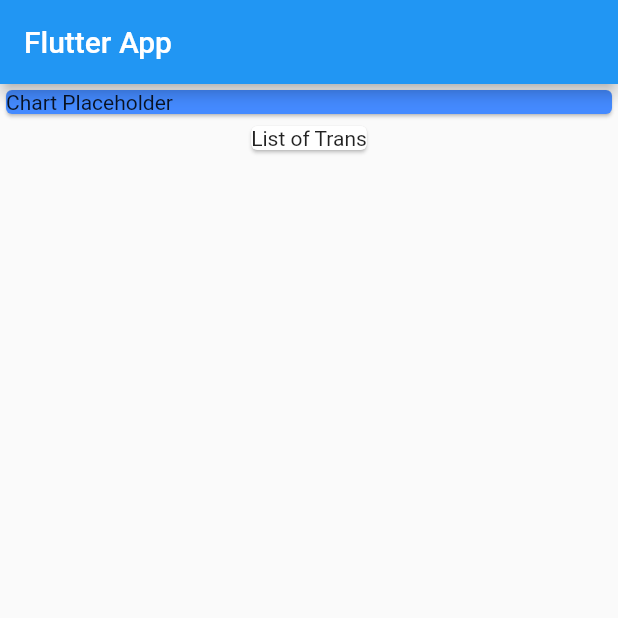
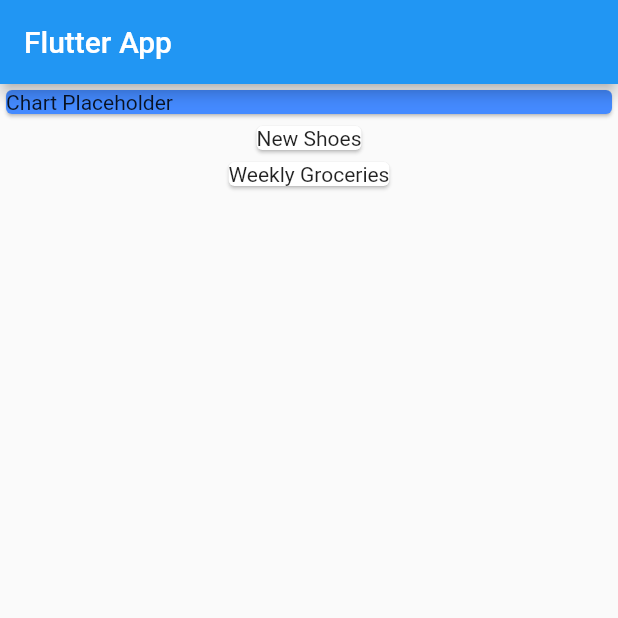
Before and after one commit to PatrickChow0803/Expenses-Tracker, a Flutter app: the screen it shows after launch, on a phone screen of 412 x 824 dp, the top half of it. Run offline on Flutter 3.47's test engine with Material 2 defaults, Android fonts, the phone set to English and light mode, and no system bars.

Commit message:
Mapped the list of transactions into a list of Card widgets

```diff
--- a/flutter_app/lib/screens/home_screen.dart
+++ b/flutter_app/lib/screens/home_screen.dart
@@ -32,9 +32,15 @@ class HomeScreen extends StatelessWidget {
                 child: Text('Chart Placeholder'),
               ),
             ),
-            Card(
-              child: Text('List of Trans'),
-            )
+            Column(
+                // **** Use map method to convert a list of objects into a list of widgets
+                // trans is the iterable of the transaction list.
+                // return Card is the widget that I want to have for each object.
+                children: transactions.map((trans) {
+              return Card(
+                child: Text(trans.title),
+              );
+            }).toList())
           ],
         ));
   }
```
